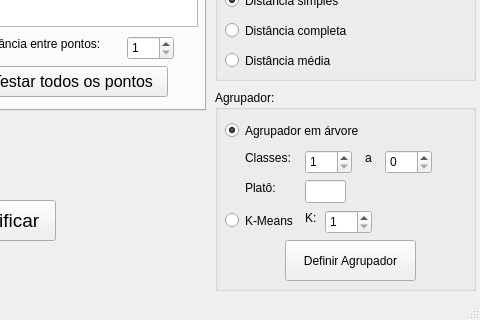
Above: mainwindow.ui from renannetto/reconhecimento-padroes before the change; both pictures show x 455 to 935 and y 406 to 726 of the 935 by 726 pixel window. Below: the same form after it.
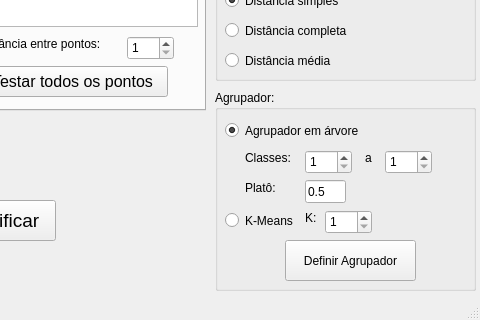
That is the form after the change. Custom widgets are drawn as their Qt base class.

```diff
--- a/mainwindow.ui
+++ b/mainwindow.ui
@@ -698,6 +698,12 @@
        <height>24</height>
       </rect>
      </property>
+     <property name="minimum">
+      <number>1</number>
+     </property>
+     <property name="maximum">
+      <number>10</number>
+     </property>
     </widget>
     <widget class="QLabel" name="label_12">
      <property name="geometry">
@@ -721,6 +727,9 @@
        <height>23</height>
       </rect>
      </property>
+     <property name="text">
+      <string>0.5</string>
+     </property>
     </widget>
     <widget class="QSpinBox" name="kmeans_k">
      <property name="geometry">
```
Left out of the diff: 3 changed lines with no effect on the pictures.
